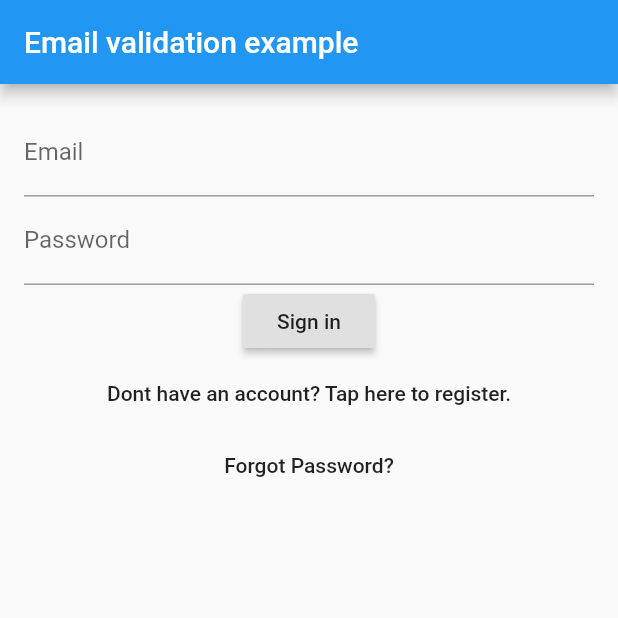
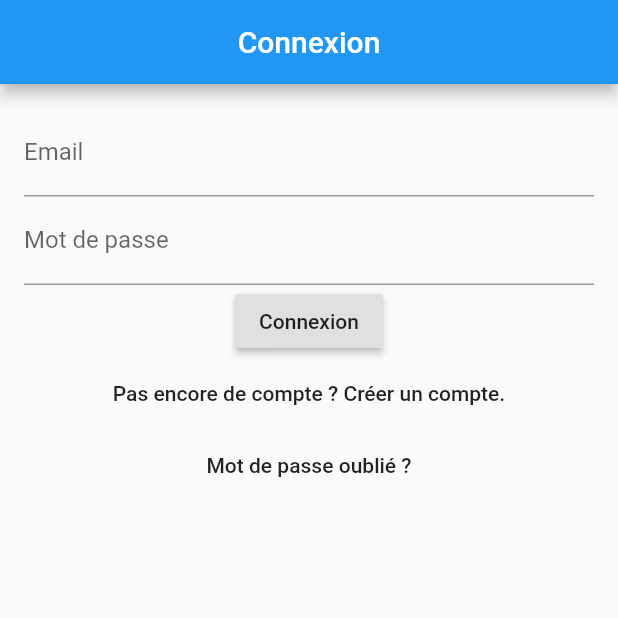
Before and after one commit to welmahjoub/privatenanny_flutter, a Flutter app: the screen it shows after launch, on a phone screen of 412 x 824 dp, the top half of it. Run offline on Flutter 3.47's test engine with Material 2 defaults, Android fonts, the phone set to English and light mode, and no system bars; our stand-ins replace avatar_glow, email_validator, firebase_auth, firebase_core, speech_to_text; accounts and stored records are empty.

Commit message:
Traduction français sur page login

```diff
--- a/lib/page/loginPage.dart
+++ b/lib/page/loginPage.dart
@@ -34,7 +34,8 @@ class _LoginPageState extends State<LoginPage> {
     return Scaffold(
       key: scaffoldKey,
       appBar: AppBar(
-        title: Text('Email validation example'),
+        centerTitle: true,
+        title: Text('Connexion'),
       ),
       body: Padding(
         padding: const EdgeInsets.all(16.0),
@@ -45,27 +46,27 @@ class _LoginPageState extends State<LoginPage> {
               TextFormField(
                 decoration: InputDecoration(labelText: 'Email'),
                 validator: (val) => !EmailValidator.validate(val, true)
-                    ? 'Not a valid email.'
+                    ? 'Email invalide.'
                     : null,
                 onSaved: (val) => _email = val,
               ),
               TextFormField(
-                decoration: InputDecoration(labelText: 'Password'),
+                decoration: InputDecoration(labelText: 'Mot de passe'),
                 validator: (val) =>
-                    val.length < 4 ? 'Password too short..' : null,
+                    val.length < 4 ? 'Mot de passe trop court.' : null,
                 onSaved: (val) => _password = val,
                 obscureText: true,
               ),
               RaisedButton(
                 onPressed: _submitCommand,
-                child: Text('Sign in'),
+                child: Text('Connexion'),
               ),
               new FlatButton(
-                child: new Text('Dont have an account? Tap here to register.'),
+                child: new Text('Pas encore de compte ? Créer un compte.'),
                 onPressed: _redirectToRegisterPage,
               ),
               new FlatButton(
-                child: new Text('Forgot Password?'),
+                child: new Text('Mot de passe oublié ?'),
                 onPressed: _passwordReset,
               )
             ],
@@ -90,7 +91,7 @@ class _LoginPageState extends State<LoginPage> {
   }
 
   void _passwordReset() {
-    print("The user wants a password reset request sent to $_email");
+    print("L'utilisateur souhaite qu'une demande de réinitialisation de mot de passe soit envoyée à $_email");
     Navigator.push(
         context, MaterialPageRoute(builder: (context) => ForgotPwd()));
   }
--- a/lib/page/passwordForgot_page.dart
+++ b/lib/page/passwordForgot_page.dart
@@ -6,7 +6,8 @@ class ForgotPwd extends StatelessWidget {
   Widget build(BuildContext context) {
     return new Scaffold(
       appBar: AppBar(
-        title: Text('Reset password'),
+        centerTitle: true,
+        title: Text('Réinitialiser le mot de passe'),
       ),
       body: new Center(
         child: new Column(
@@ -24,7 +25,7 @@ class ForgotPwd extends StatelessWidget {
                   //api call to reset password or whatever
                   Navigator.of(context).pop();
                 },
-                child: new Text("Resend Passcode")),
+                child: new Text("Renvoyer le code d'accès")),
           ],
         ),
       ),
--- a/lib/page/registerPage.dart
+++ b/lib/page/registerPage.dart
@@ -34,7 +34,7 @@ class _RegisterPageState extends State<RegisterPage> {
   }
 
   void _createAccountFirebase() {
-    print('The user wants to create an accoutn with $_email and $_password');
+    print("L'utilisateur veut créer un compte avec $_email et $_password");
     AuthService _authService = AuthService();
 
     _authService
@@ -57,7 +57,8 @@ class _RegisterPageState extends State<RegisterPage> {
     return Scaffold(
       key: scaffoldKey,
       appBar: AppBar(
-        title: Text('Register Page '),
+        centerTitle: true,
+        title: Text('Inscription '),
       ),
       body: Padding(
         padding: const EdgeInsets.all(16.0),
@@ -68,30 +69,30 @@ class _RegisterPageState extends State<RegisterPage> {
               TextFormField(
                 decoration: InputDecoration(labelText: 'Email'),
                 validator: (val) => !EmailValidator.validate(val, true)
-                    ? 'Not a valid email.'
+                    ? 'Email invalide.'
                     : null,
                 onSaved: (val) => _email = val,
               ),
               TextFormField(
-                decoration: InputDecoration(labelText: 'Password'),
+                decoration: InputDecoration(labelText: 'Mot de passe'),
                 validator: (val) =>
-                    val.length < 6 ? 'Password too short..' : null,
+                    val.length < 6 ? 'Mot de passe trop court.' : null,
                 onSaved: (val) => _password = val,
                 obscureText: true,
               ),
               TextFormField(
-                decoration: InputDecoration(labelText: 'Phone'),
+                decoration: InputDecoration(labelText: 'Numéro de téléphone'),
                 validator: (val) =>
-                    val.length < 10 ? 'Phone number too short..' : null,
+                    val.length < 10 ? 'Numéro de téléphone trop court.' : null,
                 onSaved: (val) => _password = val,
               ),
               RaisedButton(
                 onPressed: _submitCommand,
-                child: Text('Register'),
+                child: Text('Inscription'),
               ),
               FlatButton(
                 onPressed: _redirectToLoginPage,
-                child: Text('Have an account? Click here to login.'),
+                child: Text('Vous avez un compte? Se connecter.'),
               )
             ],
           ),
```
